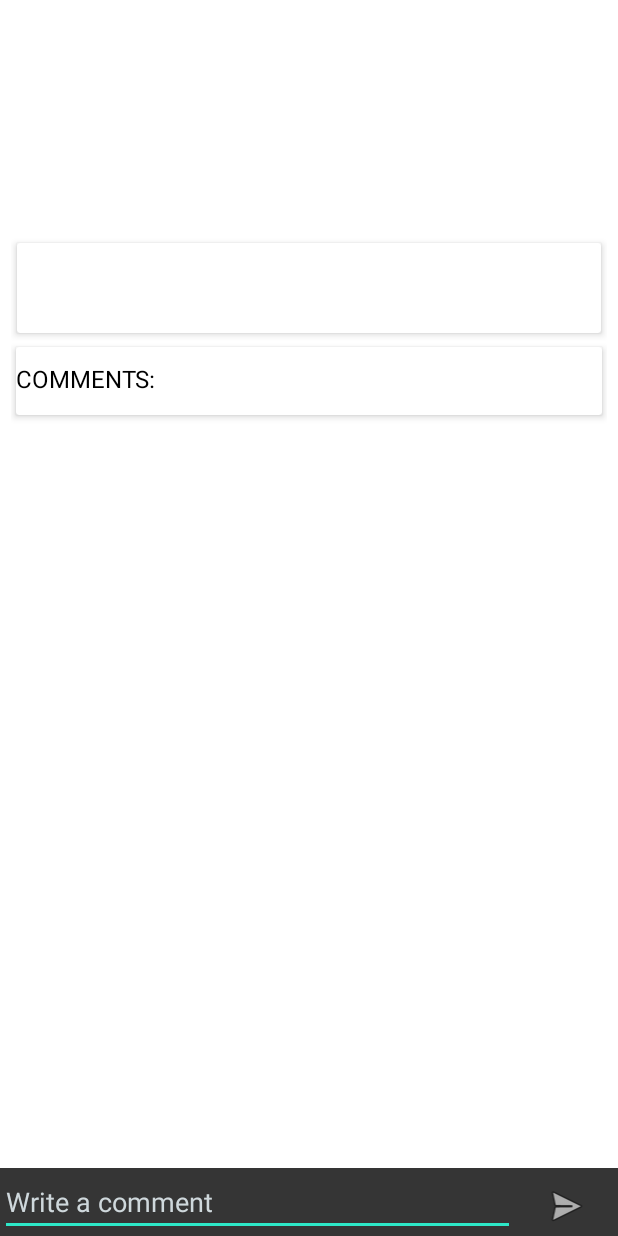
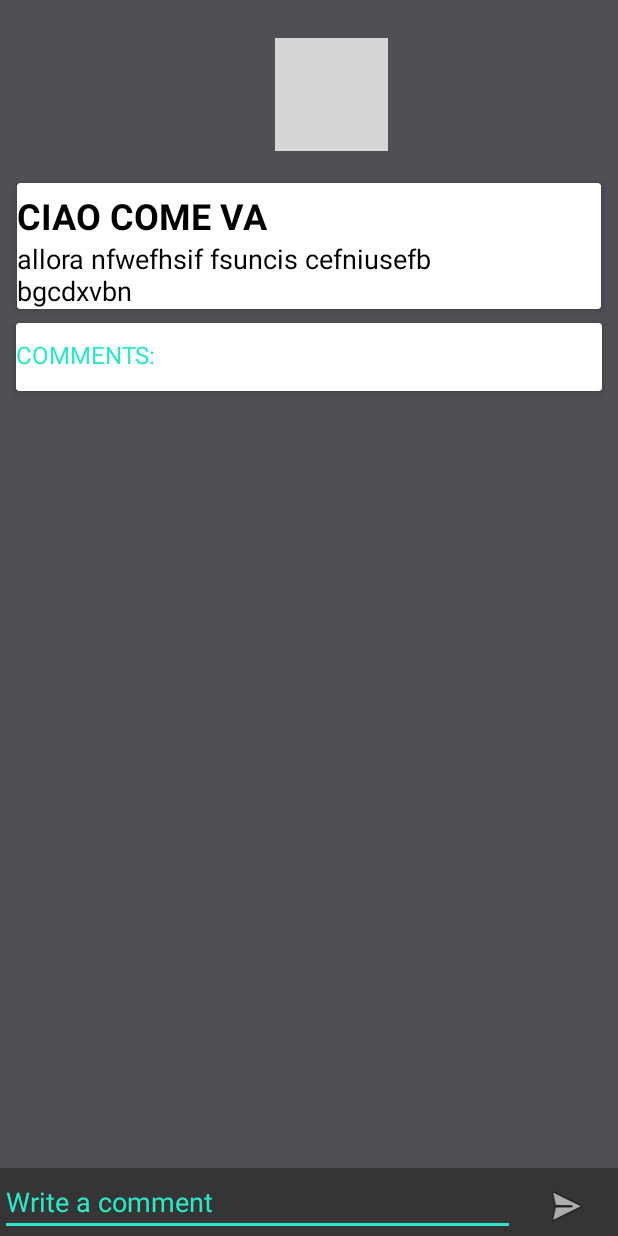
Before and after one commit to peciato/SocialMap, an Android app: the Chat screen opened directly, with no data from a screen before it, on a phone screen of 412 x 824 dp. Run offline under Robolectric (Android 15) with nearby library versions, the phone set to English and light mode, and no system bars; our stand-ins replace CircleImageView, Firebase (no records; nobody signed in at launch, a user with empty details on screens opened directly); libraries missing offline, so code that uses them is left out: com.firebase.ui; 5 statements that could not run were skipped; grey boxes are pictures that could not be loaded.

Commit message:
Merge remote-tracking branch 'origin/master'
Conflicts:
	app/src/main/java/pecia/socialmap/Main3Activity.java

```diff
--- a/app/src/main/AndroidManifest.xml
+++ b/app/src/main/AndroidManifest.xml
@@ -61,9 +61,11 @@
             android:theme="@style/AppTheme.NoActionBar" />
         <activity android:name=".SetMarker"
             android:windowSoftInputMode="adjustPan"
-            android:theme="@style/Theme.AppCompat.Dialog" />
+            android:theme="@style/AppTheme.no" />
+
 
         <activity android:name=".Chat"
+            android:theme="@style/AppTheme.no"
             android:windowSoftInputMode="adjustPan" />
 
         <activity android:name=".Image_Activity"></activity>
--- a/app/src/main/res/layout/activity_chat.xml
+++ b/app/src/main/res/layout/activity_chat.xml
@@ -4,7 +4,7 @@
     xmlns:tools="http://schemas.android.com/tools"
     android:layout_width="match_parent"
     android:layout_height="match_parent"
-    android:background="@android:color/white"
+    android:background="#4f4f55"
     android:orientation="vertical"
     tools:context="pecia.socialmap.Chat">
 
@@ -13,8 +13,8 @@
         android:layout_width="wrap_content"
         android:layout_height="wrap_content"
         android:layout_gravity="center"
-        android:layout_marginBottom="25dp"
-        android:layout_marginTop="50dp"
+        android:layout_marginBottom="10dp"
+        android:layout_marginTop="25dp"
         android:orientation="horizontal">
 
         <TextView
@@ -22,26 +22,29 @@
             android:layout_width="match_parent"
             android:layout_height="wrap_content"
             android:layout_gravity="center"
-            android:layout_marginRight="40dp"
+            android:layout_marginRight="15dp"
             android:text="TextView"
             android:textAllCaps="true"
-            android:textColor="@android:color/black"
+            android:textColor="@android:color/white"
             android:textSize="18sp" />
 
-        <ImageView
+        <de.hdodenhof.circleimageview.CircleImageView
             android:id="@+id/imgUser"
             android:layout_width="75dp"
             android:layout_height="75dp"
-            android:layout_marginLeft="40dp"
+            android:layout_marginLeft="15dp"
+            app:civ_border_color="#2de8c8"
+            app:civ_border_width="2dp"
             app:srcCompat="@drawable/com_facebook_profile_picture_blank_square" />
+
     </LinearLayout>
 
     <LinearLayout
         android:layout_width="match_parent"
         android:layout_height="match_parent"
         android:layout_margin="7dp"
+        android:layout_weight="1"
         android:elevation="0dp"
-        android:layout_weight="1"
         android:orientation="vertical">
 
         <android.support.v7.widget.CardView xmlns:card_view="http://schemas.android.com/apk/res-auto"
@@ -53,22 +56,29 @@
             card_view:cardCornerRadius="2dp"
             card_view:cardElevation="3dp">
 
+            <LinearLayout
+                android:layout_width="match_parent"
+                android:layout_height="match_parent"
+                android:orientation="horizontal"
+                android:weightSum="4">
+
+                <LinearLayout
+                    android:layout_width="match_parent"
+                    android:layout_height="match_parent"
+                    android:layout_weight="1"
+                    android:orientation="vertical">
+
                     <TextView
                         android:id="@+id/titleChat"
                         android:layout_width="match_parent"
-                android:layout_height="30dp"
+                        android:layout_height="wrap_content"
                         android:layout_marginTop="5dp"
                         android:elevation="1dp"
+                        android:text="ciao come va"
                         android:textAllCaps="true"
                         android:textColor="@android:color/black"
-                android:textSize="24sp" />
-
-            <RelativeLayout
-
-                android:layout_width="match_parent"
-                android:layout_height="wrap_content"
-                android:layout_marginTop="35dp"
-                android:elevation="1dp">
+                        android:textSize="24sp"
+                        android:textStyle="bold" />
 
                     <TextView
                         android:id="@+id/descrChat"
@@ -76,17 +86,30 @@
                         android:layout_height="wrap_content"
                         android:layout_weight="1"
                         android:elevation="1dp"
+                        android:text="allora nfwefhsif fsuncis cefniusefb bgcdxvbn"
                         android:textColor="@android:color/black"
                         android:textSize="18sp" />
+                </LinearLayout>
+
+                <LinearLayout
+
+                    android:layout_width="match_parent"
+                    android:layout_height="match_parent"
+                    android:layout_weight="3"
+                    android:elevation="1dp"
+                    android:orientation="vertical">
 
                     <ImageView
                         android:id="@+id/image_post"
                         android:layout_width="wrap_content"
                         android:layout_height="wrap_content"
                         android:layout_alignParentEnd="true"
+                        android:layout_gravity="center"
+                        android:layout_marginTop="20dp"
                         android:onClick="openImage" />
 
-            </RelativeLayout>
+                </LinearLayout>
+            </LinearLayout>
 
         </android.support.v7.widget.CardView>
 
@@ -108,7 +131,7 @@
                 android:layout_marginTop="10dp"
                 android:elevation="1dp"
                 android:text="COMMENTS:"
-                android:textColor="@android:color/black"
+                android:textColor="#2de8c8"
                 android:textSize="16sp" />
 
             <ListView
@@ -119,6 +142,7 @@
                 android:layout_alignParentStart="true"
                 android:layout_alignParentTop="true"
                 android:layout_marginTop="45dp"
+                android:divider="#2de8c8"
                 android:dividerHeight="1dp"
                 android:elevation="0dp" />
 
--- a/app/src/main/res/layout/type_message_area.xml
+++ b/app/src/main/res/layout/type_message_area.xml
@@ -7,13 +7,13 @@
     android:orientation="horizontal">
 
     <EditText
+        android:id="@+id/input"
         android:layout_width="match_parent"
         android:layout_height="wrap_content"
         android:layout_weight="1"
-        android:textColorHint="#CFD8DC"
+        android:hint="Write a comment"
         android:textColor="#CFD8DC"
-        android:hint="Write a comment"
-        android:id="@+id/input"/>
+        android:textColorHint="#2de8c8" />
 
     <ImageView
         android:layout_width="match_parent"
--- a/app/src/main/res/values/styles.xml
+++ b/app/src/main/res/values/styles.xml
@@ -2,6 +2,13 @@
 
     <!-- Base application theme. -->
     <style name="AppTheme" parent="Theme.AppCompat.Light.NoActionBar">
+        <!-- Customize your theme here. -->
+        <item name="colorPrimary">@color/colorPrimary</item>
+        <item name="colorPrimaryDark">@color/colorPrimaryDark</item>
+        <item name="colorAccent">@color/colorAccent</item>
+    </style>
+
+    <style name="AppTheme.no" parent="Theme.AppCompat.Light.NoActionBar">
         <!-- Customize your theme here. -->
         <item name="colorPrimary">@color/colorPrimary</item>
         <item name="colorPrimaryDark">@color/colorPrimaryDark</item>
@@ -13,8 +20,14 @@
         <item name="windowNoTitle">true</item>
     </style>
 
-    <style name="AppTheme.AppBarOverlay" parent="ThemeOverlay.AppCompat.Dark.ActionBar" />
+    <style name="AppTheme.AppBarOverlay" parent="ThemeOverlay.AppCompat.Dark.ActionBar">
+    <!-- Support library compatibility -->
+    <item name="windowActionBarOverlay">true</item>
+    </style>
 
-    <style name="AppTheme.PopupOverlay" parent="ThemeOverlay.AppCompat.Light" />
+    <style name="AppTheme.PopupOverlay" parent="ThemeOverlay.AppCompat.Light">
+    <!-- Support library compatibility -->
+    <item name="windowActionBarOverlay">true</item>
+    </style>
 
 </resources>
```
Also changed, not shown: app/src/main/res/layout/activity_set_marker.xml (+34 -15 lines). Lines whose indentation alone changed are shown as unchanged.
